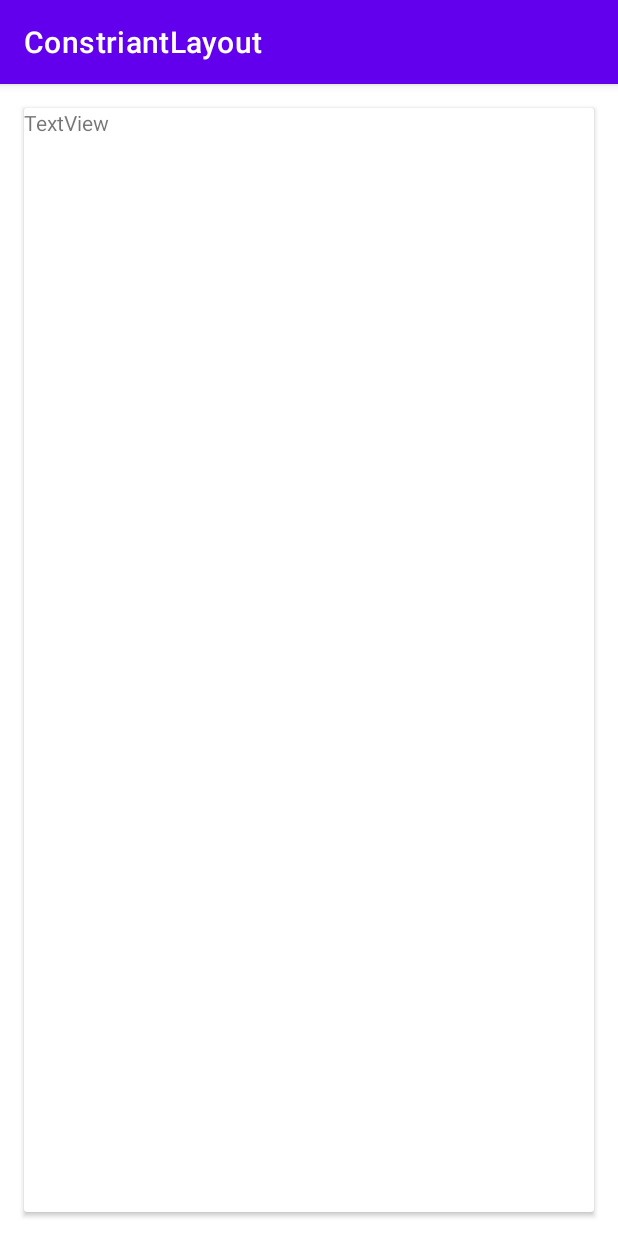
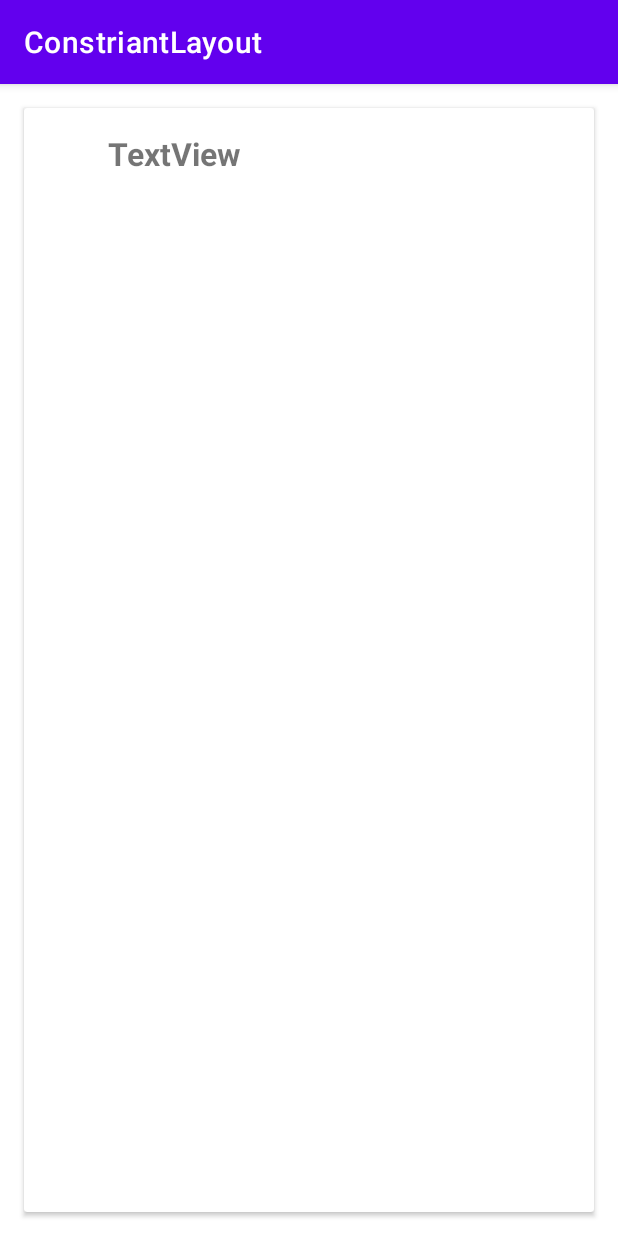
Before and after one commit to b21ricni/ConstriantLayout, an Android app: the screen it shows after launch (MainActivity), on a phone screen of 412 x 824 dp. Run offline under Robolectric (Android 15) with nearby library versions, the phone set to English and light mode, and no system bars.

Commit message:
Card style

```diff
--- a/app/src/main/res/layout/activity_main.xml
+++ b/app/src/main/res/layout/activity_main.xml
@@ -31,7 +31,12 @@
                 android:id="@+id/card_title_txt"
                 android:layout_width="wrap_content"
                 android:layout_height="wrap_content"
+                android:layout_marginTop="16dp"
                 android:text="TextView"
+                android:textSize="21sp"
+                android:textStyle="bold"
+                app:layout_constraintTop_toTopOf="parent"
+                app:layout_constraintStart_toEndOf="@+id/card_title_img"
                 tools:layout_editor_absoluteX="128dp"
                 tools:layout_editor_absoluteY="27dp" />
 
```
